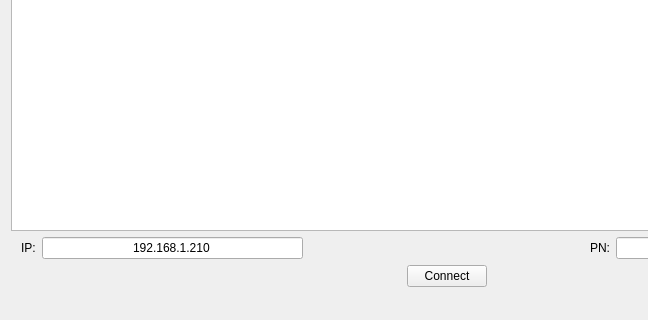
First picture: the form in mainwindow.ui, repository huangyonghy/client_demo, before the edit; both pictures show x 0 to 648 and y 184 to 504 of the 893 by 504 pixel window.
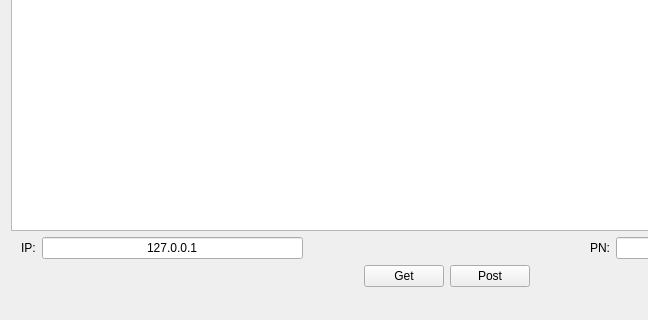
Second picture: the form after the edit.

Commit message: add post button

```diff
--- a/mainwindow.ui
+++ b/mainwindow.ui
@@ -52,7 +52,7 @@
         <item>
          <widget class="QLineEdit" name="ipLineEdit">
           <property name="text">
-           <string>192.168.1.210</string>
+           <string>127.0.0.1</string>
           </property>
           <property name="alignment">
            <set>Qt::AlignCenter</set>
@@ -115,7 +115,14 @@
       <item>
        <widget class="QPushButton" name="pushButton">
         <property name="text">
-         <string>Connect</string>
+         <string>Get</string>
+        </property>
+       </widget>
+      </item>
+      <item>
+       <widget class="QPushButton" name="postButton">
+        <property name="text">
+         <string>Post</string>
         </property>
        </widget>
       </item>
```
Left out of the diff: 4 changed lines with no effect on the pictures. The commit also changes 3 other files.
